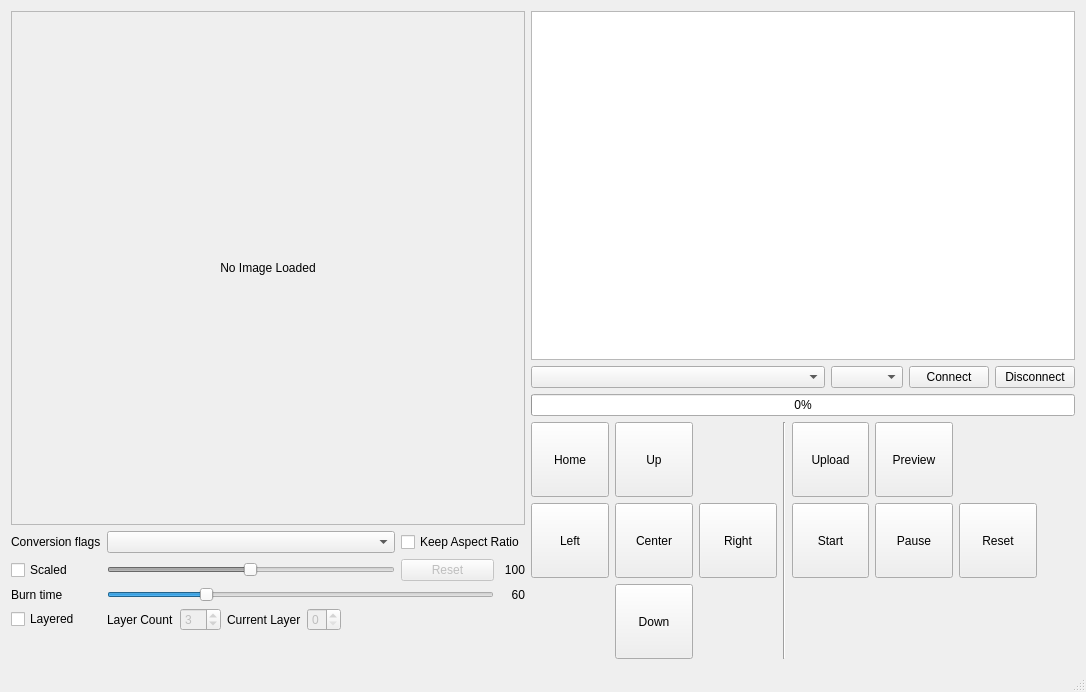
Qt form EzGraverUi/mainwindow.ui (camrein/EzGraver) before a commit.
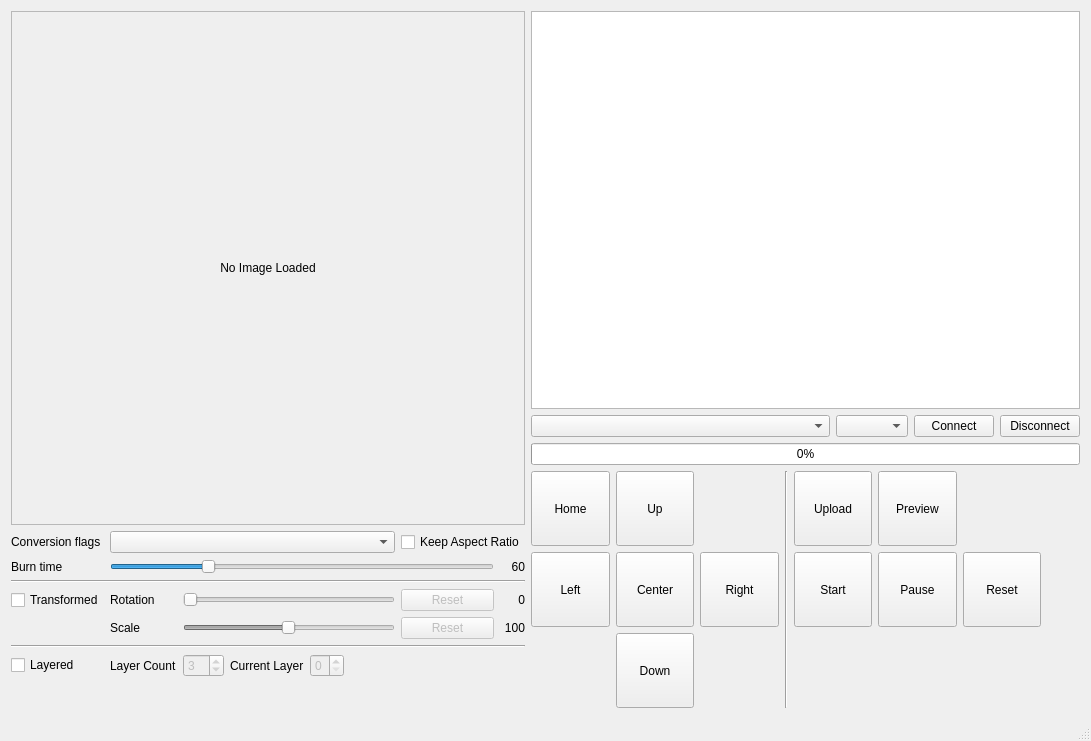
The same form after that commit. Custom widgets are drawn as their Qt base class.

Commit message: Added UI controls to manipulate the image rotation.

Patch:
```diff
--- a/EzGraverUi/mainwindow.ui
+++ b/EzGraverUi/mainwindow.ui
@@ -6,8 +6,8 @@
    <rect>
     <x>0</x>
     <y>0</y>
-    <width>1086</width>
-    <height>692</height>
+    <width>1091</width>
+    <height>741</height>
    </rect>
   </property>
   <property name="windowTitle">
@@ -44,22 +44,15 @@
       </item>
       <item>
        <layout class="QGridLayout" name="gridLayout_2">
-        <item row="2" column="0">
-         <widget class="QLabel" name="label_2">
+        <item row="7" column="0">
+         <widget class="QCheckBox" name="layered">
           <property name="text">
-           <string>Burn time</string>
+           <string>Layered</string>
           </property>
          </widget>
         </item>
-        <item row="3" column="1">
+        <item row="7" column="2">
          <layout class="QHBoxLayout" name="horizontalLayout">
-          <item>
-           <widget class="QLabel" name="label_5">
-            <property name="text">
-             <string>Layer Count</string>
-            </property>
-           </widget>
-          </item>
           <item>
            <widget class="QSpinBox" name="layerCount">
             <property name="enabled">
@@ -114,7 +107,95 @@
           </item>
          </layout>
         </item>
-        <item row="2" column="3">
+        <item row="0" column="0">
+         <widget class="QLabel" name="label">
+          <property name="text">
+           <string>Conversion flags</string>
+          </property>
+         </widget>
+        </item>
+        <item row="0" column="3" colspan="2">
+         <widget class="QCheckBox" name="keepAspectRatio">
+          <property name="text">
+           <string>Keep Aspect Ratio</string>
+          </property>
+         </widget>
+        </item>
+        <item row="3" column="3">
+         <widget class="QPushButton" name="resetImageRotation">
+          <property name="enabled">
+           <bool>false</bool>
+          </property>
+          <property name="text">
+           <string>Reset</string>
+          </property>
+         </widget>
+        </item>
+        <item row="3" column="2">
+         <widget class="QSlider" name="imageRotation">
+          <property name="enabled">
+           <bool>false</bool>
+          </property>
+          <property name="maximum">
+           <number>360</number>
+          </property>
+          <property name="orientation">
+           <enum>Qt::Horizontal</enum>
+          </property>
+         </widget>
+        </item>
+        <item row="3" column="4">
+         <widget class="QLabel" name="imageRotationLabel">
+          <property name="text">
+           <string>0</string>
+          </property>
+          <property name="alignment">
+           <set>Qt::AlignRight|Qt::AlignTrailing|Qt::AlignVCenter</set>
+          </property>
+         </widget>
+        </item>
+        <item row="3" column="0">
+         <widget class="QCheckBox" name="transformed">
+          <property name="text">
+           <string>Transformed</string>
+          </property>
+         </widget>
+        </item>
+        <item row="2" column="0" colspan="5">
+         <widget class="Line" name="line_2">
+          <property name="orientation">
+           <enum>Qt::Horizontal</enum>
+          </property>
+         </widget>
+        </item>
+        <item row="4" column="4">
+         <widget class="QLabel" name="imageScaleLabel">
+          <property name="text">
+           <string>100</string>
+          </property>
+          <property name="alignment">
+           <set>Qt::AlignRight|Qt::AlignTrailing|Qt::AlignVCenter</set>
+          </property>
+         </widget>
+        </item>
+        <item row="4" column="3">
+         <widget class="QPushButton" name="resetImageScale">
+          <property name="enabled">
+           <bool>false</bool>
+          </property>
+          <property name="text">
+           <string>Reset</string>
+          </property>
+         </widget>
+        </item>
+        <item row="1" column="0">
+         <widget class="QLabel" name="label_2">
+          <property name="text">
+           <string>Burn time</string>
+          </property>
+         </widget>
+        </item>
+        <item row="1" column="4">
          <widget class="QLabel" name="burnTimeLabel">
           <property name="sizePolicy">
            <sizepolicy hsizetype="Fixed" vsizetype="Preferred">
@@ -136,7 +217,21 @@
           </property>
          </widget>
         </item>
-        <item row="0" column="1">
+        <item row="5" column="0" colspan="5">
+         <widget class="Line" name="line_3">
+          <property name="orientation">
+           <enum>Qt::Horizontal</enum>
+          </property>
+         </widget>
+        </item>
+        <item row="7" column="1">
+         <widget class="QLabel" name="label_5">
+          <property name="text">
+           <string>Layer Count</string>
+          </property>
+         </widget>
+        </item>
+        <item row="0" column="1" colspan="2">
          <widget class="QComboBox" name="conversionFlags">
           <property name="sizePolicy">
            <sizepolicy hsizetype="Expanding" vsizetype="Fixed">
@@ -146,28 +241,7 @@
           </property>
          </widget>
         </item>
-        <item row="0" column="0">
-         <widget class="QLabel" name="label">
-          <property name="text">
-           <string>Conversion flags</string>
-          </property>
-         </widget>
-        </item>
-        <item row="3" column="0">
-         <widget class="QCheckBox" name="layered">
-          <property name="text">
-           <string>Layered</string>
-          </property>
-         </widget>
-        </item>
-        <item row="0" column="2" colspan="2">
-         <widget class="QCheckBox" name="keepAspectRatio">
-          <property name="text">
-           <string>Keep Aspect Ratio</string>
-          </property>
-         </widget>
-        </item>
-        <item row="2" column="1" colspan="2">
+        <item row="1" column="1" colspan="3">
          <widget class="QSlider" name="burnTime">
           <property name="sizePolicy">
            <sizepolicy hsizetype="Expanding" vsizetype="Fixed">
@@ -189,7 +263,14 @@
           </property>
          </widget>
         </item>
-        <item row="1" column="1">
+        <item row="3" column="1">
+         <widget class="QLabel" name="label_4">
+          <property name="text">
+           <string>Rotation</string>
+          </property>
+         </widget>
+        </item>
+        <item row="4" column="2">
          <widget class="QSlider" name="imageScale">
           <property name="enabled">
            <bool>false</bool>
@@ -208,30 +289,10 @@
           </property>
          </widget>
         </item>
-        <item row="1" column="2">
-         <widget class="QPushButton" name="resetImageScale">
-          <property name="enabled">
-           <bool>false</bool>
-          </property>
+        <item row="4" column="1">
+         <widget class="QLabel" name="label_6">
           <property name="text">
-           <string>Reset</string>
-          </property>
-         </widget>
-        </item>
-        <item row="1" column="3">
-         <widget class="QLabel" name="imageScaleLabel">
-          <property name="text">
-           <string>100</string>
-          </property>
-          <property name="alignment">
-           <set>Qt::AlignRight|Qt::AlignTrailing|Qt::AlignVCenter</set>
-          </property>
-         </widget>
-        </item>
-        <item row="1" column="0">
-         <widget class="QCheckBox" name="scaled">
-          <property name="text">
-           <string>Scaled</string>
+           <string>Scale</string>
           </property>
          </widget>
         </item>
```
Left out of the diff: 2 changed lines with no effect on the pictures. The commit also changes 2 other files.
